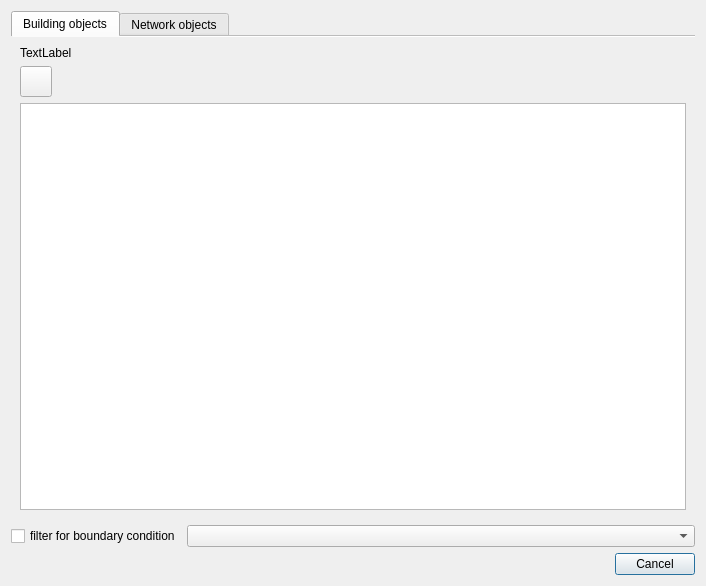
Above: SIM-VICUS/src/SVSmartSelectDialog.ui from ghorwin/SIM-VICUS before the change. Below: the same form after it.
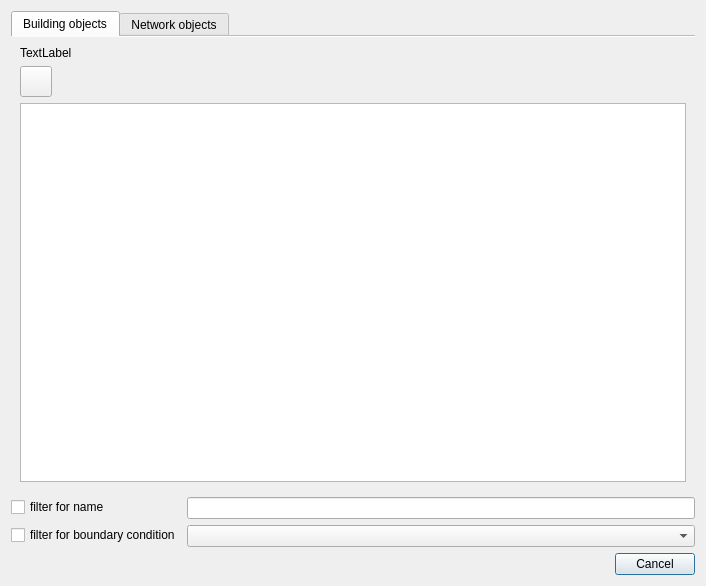
That is the form after the change. Icons and pictures are not drawn. Custom widgets are drawn as their Qt base class.

Commit message: also filter for Rooms and object names in SmartSelectDialog

```diff
--- a/SIM-VICUS/src/SVSmartSelectDialog.ui
+++ b/SIM-VICUS/src/SVSmartSelectDialog.ui
@@ -37,6 +37,9 @@
          </property>
         </widget>
        </item>
+       <item row="2" column="0" colspan="3">
+        <widget class="QListWidget" name="listWidgetOptions"/>
+       </item>
        <item row="1" column="0" colspan="3">
         <layout class="QHBoxLayout" name="horizontalLayoutBreadCrums">
          <item>
@@ -74,9 +77,6 @@
          </item>
         </layout>
        </item>
-       <item row="2" column="0" colspan="3">
-        <widget class="QListWidget" name="listWidgetOptions"/>
-       </item>
       </layout>
      </widget>
      <widget class="QWidget" name="tabNetworkObjects">
@@ -209,8 +209,8 @@
     </widget>
    </item>
    <item>
-    <layout class="QHBoxLayout" name="horizontalLayout">
-     <item>
+    <layout class="QFormLayout" name="formLayout_3">
+     <item row="1" column="0">
       <widget class="QCheckBox" name="checkBoxFilterBoundaryCondition">
        <property name="sizePolicy">
         <sizepolicy hsizetype="Fixed" vsizetype="Fixed">
@@ -223,9 +223,19 @@
        </property>
       </widget>
      </item>
-     <item>
+     <item row="1" column="1">
       <widget class="QComboBox" name="comboBoxBoundaryCondition"/>
      </item>
+     <item row="0" column="0">
+      <widget class="QCheckBox" name="checkBoxFilterName">
+       <property name="text">
+        <string>filter for name</string>
+       </property>
+      </widget>
+     </item>
+     <item row="0" column="1">
+      <widget class="QLineEdit" name="lineEditFilterName"/>
+     </item>
     </layout>
    </item>
    <item>
```
The commit also changes 2 other files.
